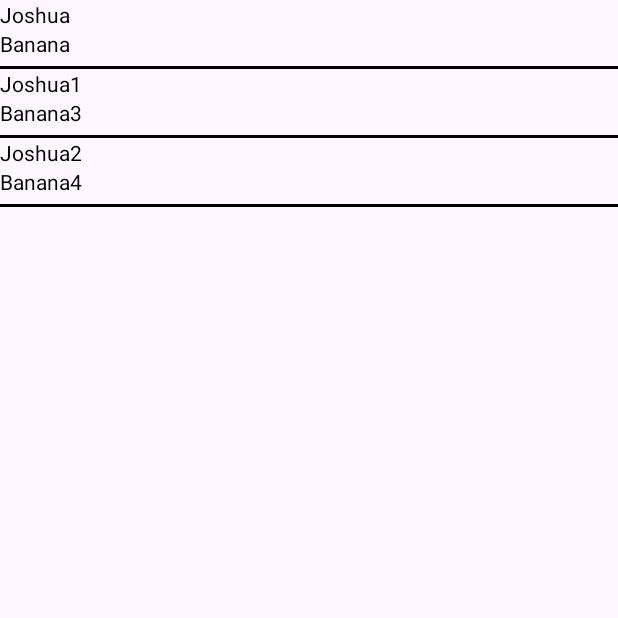
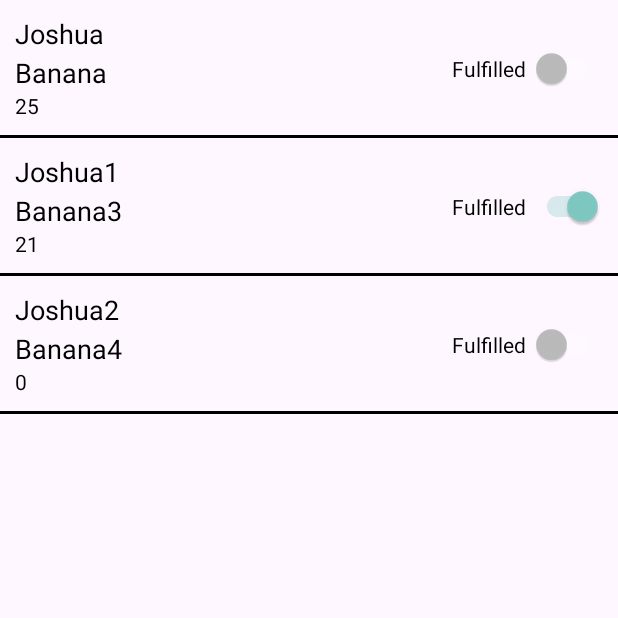
Before and after one commit to Aarya2004/B07_Project, an Android app: the StoreOwnerOrders screen opened directly, with no data from a screen before it, on a phone screen of 412 x 824 dp, the top half of it. Run offline under Robolectric (Android 15) with nearby library versions, the phone set to English and light mode, and no system bars.

Commit message:
Minor adjustments, added a switch to StoreOwnerOrders activity for order fulfillment (story 4)

```diff
--- a/app/src/main/AndroidManifest.xml
+++ b/app/src/main/AndroidManifest.xml
@@ -14,8 +14,14 @@
         android:supportsRtl="true"
         android:theme="@style/Theme.B07Project"
         tools:targetApi="31">
-        <activity android:name=".StoreOwnerOrders"
+        <activity
+            android:name=".StoreOwnerOrders"
             android:exported="true">
+            <intent-filter>
+                <action android:name="android.intent.action.MAIN" />
+
+                <category android:name="android.intent.category.LAUNCHER" />
+            </intent-filter>
         </activity>
         <activity
             android:name=".MainActivity"
--- a/app/src/main/java/com/example/b07project/Order.java
+++ b/app/src/main/java/com/example/b07project/Order.java
@@ -3,10 +3,14 @@ package com.example.b07project;
 class Order {
     String shopperName;
     String productName;
+    int quantity;
+    boolean fulfilled;
 
-    public Order(String shopperName, String productName) {
+    public Order(String shopperName, String productName, int quantity, boolean fulfilled) {
         this.shopperName = shopperName;
         this.productName = productName;
+        this.quantity = quantity;
+        this.fulfilled = fulfilled;
     }
 
     public String getShopperName() {
@@ -24,4 +28,20 @@ class Order {
     public void setProductName(String productName) {
         this.productName = productName;
     }
+
+    public int getQuantity() {
+        return quantity;
+    }
+
+    public void setQuantity(int quantity) {
+        this.quantity = quantity;
+    }
+
+    public boolean isFulfilled() {
+        return fulfilled;
+    }
+
+    public void setFulfilled(boolean fulfilled) {
+        this.fulfilled = fulfilled;
+    }
 }
--- a/app/src/main/java/com/example/b07project/OrdersViewAdapter.java
+++ b/app/src/main/java/com/example/b07project/OrdersViewAdapter.java
@@ -8,6 +8,8 @@ import androidx.annotation.NonNull;
 import androidx.recyclerview.widget.RecyclerView;
 
 import java.util.List;
+import java.util.Locale;
+
 public class OrdersViewAdapter extends RecyclerView.Adapter<OrdersViewHolder> {
 
     Context context;
@@ -28,11 +30,13 @@ public class OrdersViewAdapter extends RecyclerView.Adapter<OrdersViewHolder> {
     public void onBindViewHolder(@NonNull OrdersViewHolder holder, int position) {
         holder.shopperName.setText(ordersList.get(position).getShopperName());
         holder.productName.setText(ordersList.get(position).getProductName());
+        holder.quantity.setText(String.format(Locale.getDefault(), "%d", ordersList.get(position).getQuantity()));
+        holder.fulfilled.setText(R.string.fulfilledText);
+        holder.fulfilled.setChecked(ordersList.get(position).isFulfilled());
     }
 
     @Override
     public int getItemCount() {
-        System.out.println("HERE");
         return ordersList.size();
     }
 }
--- a/app/src/main/java/com/example/b07project/OrdersViewHolder.java
+++ b/app/src/main/java/com/example/b07project/OrdersViewHolder.java
@@ -4,16 +4,21 @@ import android.view.View;
 import android.widget.TextView;
 
 import androidx.annotation.NonNull;
+import androidx.appcompat.widget.SwitchCompat;
 import androidx.recyclerview.widget.RecyclerView;
 
 public class OrdersViewHolder extends RecyclerView.ViewHolder {
 
     TextView shopperName;
     TextView productName;
+    TextView quantity;
+    SwitchCompat fulfilled;
 
     public OrdersViewHolder(@NonNull View itemView) {
         super(itemView);
         shopperName = itemView.findViewById(R.id.shopperName);
         productName = itemView.findViewById(R.id.productName);
+        quantity = itemView.findViewById(R.id.quantity);
+        fulfilled = itemView.findViewById(R.id.fulfilledSwitch);
     }
 }
--- a/app/src/main/java/com/example/b07project/StoreOwnerOrders.java
+++ b/app/src/main/java/com/example/b07project/StoreOwnerOrders.java
@@ -17,9 +17,10 @@ public class StoreOwnerOrders extends AppCompatActivity {
         setContentView(R.layout.activity_store_owner_orders);
 
         List<Order> items = new ArrayList<Order>();
-        items.add(new Order("Joshua", "Banana"));
-        items.add(new Order("Joshua1", "Banana3"));
-        items.add(new Order("Joshua2", "Banana4"));
+        //testing
+        items.add(new Order("Joshua", "Banana", 25, false));
+        items.add(new Order("Joshua1", "Banana3", 21, true));
+        items.add(new Order("Joshua2", "Banana4", 0, false));
 
         RecyclerView orders = findViewById(R.id.ordersList);
         orders.setLayoutManager(new LinearLayoutManager(this));
--- a/app/src/main/res/layout/orders_item_view.xml
+++ b/app/src/main/res/layout/orders_item_view.xml
@@ -7,23 +7,58 @@
         android:id="@+id/shopperName"
         android:layout_width="match_parent"
         android:layout_height="wrap_content"
-        android:textColor="@color/black"
-        />
+        android:layout_marginLeft="10dp"
+        android:layout_marginTop="10dp"
+        android:layout_toStartOf="@+id/fulfilledSwitch"
+        android:text="Shopper Name"
+        android:textAppearance="@style/TextAppearance.AppCompat.Medium"
+        android:textColor="@color/black" />
 
     <TextView
+        android:id="@+id/productName"
         android:layout_width="match_parent"
         android:layout_height="wrap_content"
-        android:id="@+id/productName"
-        android:textColor="@color/black"
         android:layout_below="@+id/shopperName"
-        />
+        android:layout_marginLeft="10dp"
+        android:layout_marginTop="1dp"
+        android:layout_toStartOf="@+id/fulfilledSwitch"
+        android:text="Product Name"
+        android:textAppearance="@style/TextAppearance.AppCompat.Medium"
+        android:textColor="@color/black" />
+
+    <TextView
+        android:id="@+id/quantity"
+        android:layout_width="match_parent"
+        android:layout_height="wrap_content"
+        android:layout_below="@+id/productName"
+        android:layout_marginLeft="10dp"
+        android:layout_toStartOf="@+id/fulfilledSwitch"
+        android:text="Quantity"
+        android:textColor="@color/black" />
 
     <LinearLayout
         android:layout_width="match_parent"
         android:layout_height="2dp"
-        android:layout_below="@id/productName"
+        android:layout_below="@id/quantity"
         android:background="@color/black"
-        android:layout_marginTop="5dp"/>
+        android:layout_marginTop="10dp"/>
+
+    <androidx.appcompat.widget.SwitchCompat
+        android:id="@+id/fulfilledSwitch"
+        android:layout_width="wrap_content"
+        android:layout_height="wrap_content"
+        android:layout_alignParentEnd="true"
+        android:layout_centerVertical="true"
+        android:layout_marginStart="10dp"
+        android:layout_marginTop="10dp"
+        android:layout_marginEnd="10dp"
+        android:layout_marginRight="10dp"
+        android:layout_marginBottom="10dp"
+        android:showText='true'
+        android:text="@string/fulfilledText"
+        android:textAppearance="@style/TextAppearance.AppCompat.Small"
+        android:textColor="@color/black"
+        android:theme="@style/Theme.AppCompat" />
 
 
 </RelativeLayout>
--- a/app/src/main/res/values/strings.xml
+++ b/app/src/main/res/values/strings.xml
@@ -25,6 +25,7 @@
 
 
     <string name="switchOwner">Switch to Owner</string>
+    <string name="fulfilledText">"Fulfilled "</string>
 
 
 </resources>
```
Also changed, not shown: app/src/main/OrdersViewHolder.java (deleted).
